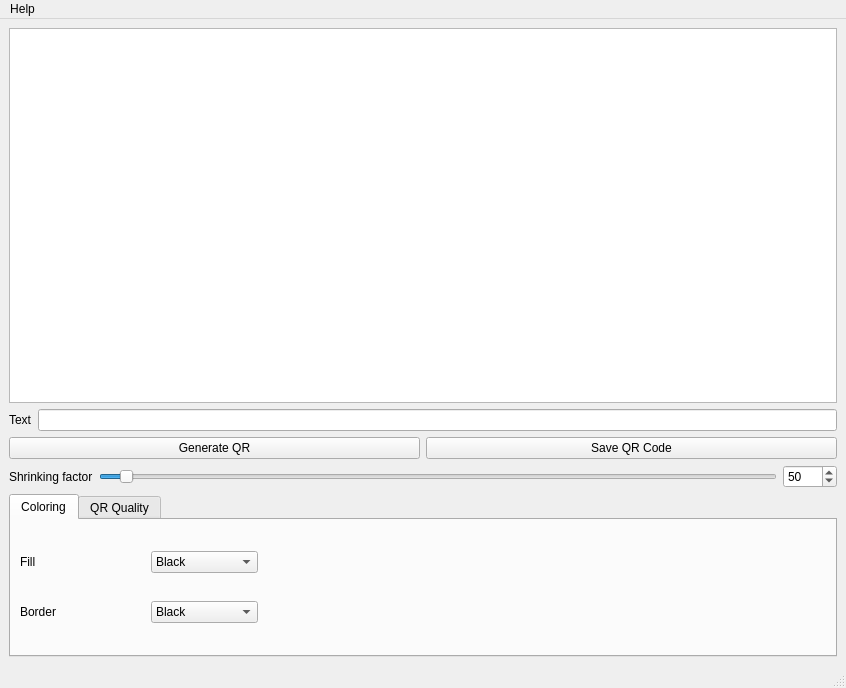
Qt form src/mainwindow.ui (lluisalemanypuig/qr-encoder) before a commit.
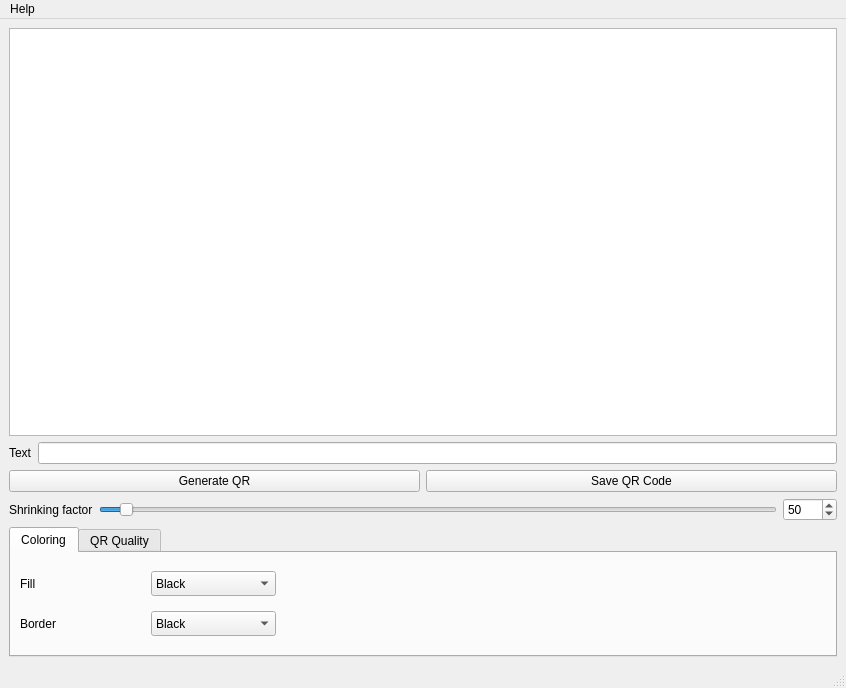
The same form after that commit. Custom widgets are drawn as their Qt base class.

Commit message: Minor changes in minimum and maximum dimensions

```diff
--- a/src/mainwindow.ui
+++ b/src/mainwindow.ui
@@ -122,6 +122,12 @@
     </item>
     <item>
      <widget class="QTabWidget" name="tabWidget">
+      <property name="maximumSize">
+       <size>
+        <width>16777215</width>
+        <height>130</height>
+       </size>
+      </property>
       <property name="currentIndex">
        <number>0</number>
       </property>
@@ -140,7 +146,7 @@
             <property name="minimumSize">
              <size>
               <width>125</width>
-              <height>0</height>
+              <height>25</height>
              </size>
             </property>
             <property name="text">
@@ -150,6 +156,12 @@
           </item>
           <item>
            <widget class="QComboBox" name="singleColorModeColor">
+            <property name="minimumSize">
+             <size>
+              <width>125</width>
+              <height>25</height>
+             </size>
+            </property>
             <item>
              <property name="text">
               <string>Black</string>
@@ -259,7 +271,7 @@
             <property name="minimumSize">
              <size>
               <width>125</width>
-              <height>0</height>
+              <height>25</height>
              </size>
             </property>
             <property name="text">
@@ -269,6 +281,12 @@
           </item>
           <item>
            <widget class="QComboBox" name="singleColorModeColor_2">
+            <property name="minimumSize">
+             <size>
+              <width>125</width>
+              <height>25</height>
+             </size>
+            </property>
             <item>
              <property name="text">
               <string>Black</string>
```
